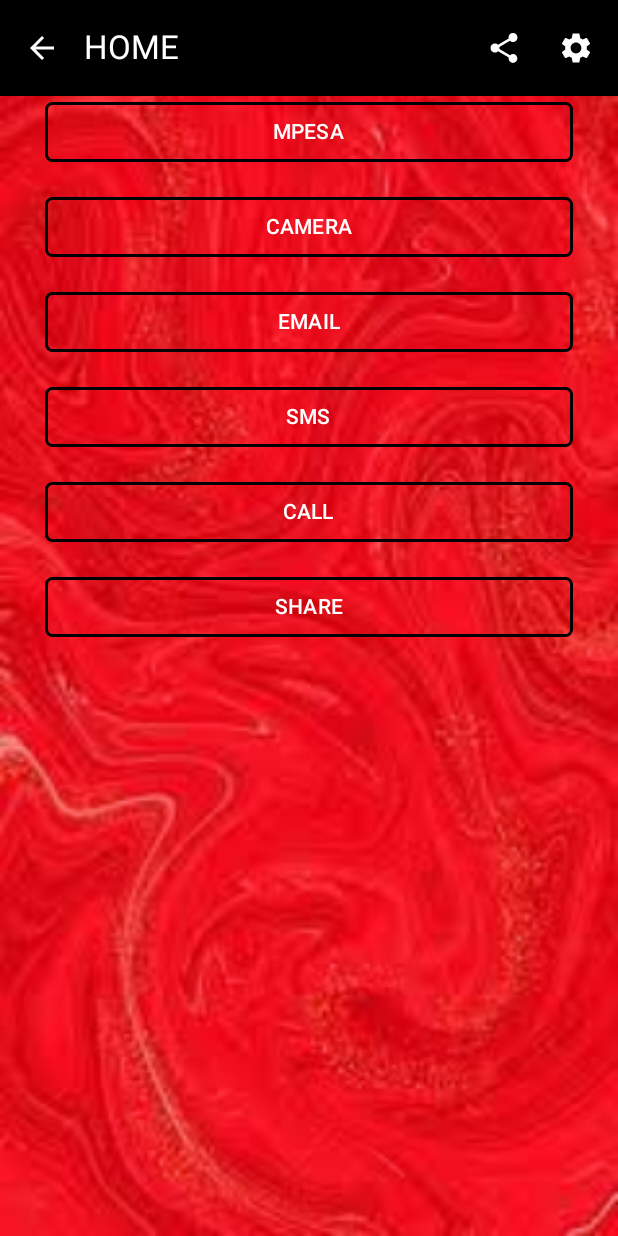
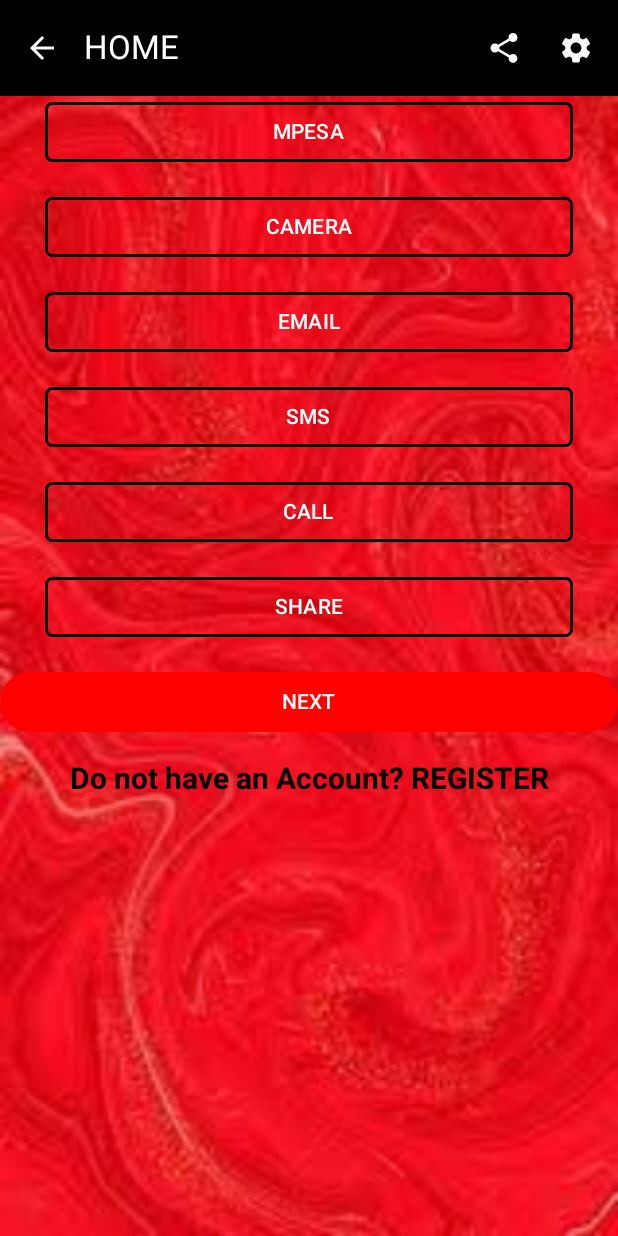
Before and after one commit to Itsdanson254/MY-APPS, an Android app built with Jetpack Compose: the IntentActivity screen opened directly, with no data from a screen before it, on a phone screen of 412 x 824 dp. Run offline under Robolectric (Android 15) with nearby library versions, the phone set to English and light mode, and no system bars.

Commit message:
initial commit

```diff
--- a/app/src/main/AndroidManifest.xml
+++ b/app/src/main/AndroidManifest.xml
@@ -12,6 +12,11 @@
         android:supportsRtl="true"
         android:theme="@style/Theme.DANSONSApplication"
         tools:targetApi="31">
+        <activity
+            android:name=".FormActivity"
+            android:exported="false"
+            android:label="@string/title_activity_form"
+            android:theme="@style/Theme.DANSONSApplication" />
         <activity
             android:name=".IntentActivity"
             android:exported="false"
--- a/app/src/main/java/com/example/dansonsapplication/IntentActivity.kt
+++ b/app/src/main/java/com/example/dansonsapplication/IntentActivity.kt
@@ -6,17 +6,21 @@ import android.provider.MediaStore
 import androidx.activity.ComponentActivity
 import androidx.activity.compose.setContent
 import androidx.compose.foundation.BorderStroke
+import androidx.compose.foundation.clickable
 import androidx.compose.foundation.layout.Column
 import androidx.compose.foundation.layout.Spacer
 import androidx.compose.foundation.layout.fillMaxSize
 import androidx.compose.foundation.layout.fillMaxWidth
 import androidx.compose.foundation.layout.height
 import androidx.compose.foundation.layout.padding
+import androidx.compose.foundation.shape.CircleShape
 import androidx.compose.foundation.shape.RoundedCornerShape
 import androidx.compose.material.icons.Icons
 import androidx.compose.material.icons.filled.ArrowBack
 import androidx.compose.material.icons.filled.Settings
 import androidx.compose.material.icons.filled.Share
+import androidx.compose.material3.Button
+import androidx.compose.material3.ButtonDefaults
 import androidx.compose.material3.ExperimentalMaterial3Api
 import androidx.compose.material3.Icon
 import androidx.compose.material3.IconButton
@@ -33,8 +37,11 @@ import androidx.compose.ui.graphics.Color
 import androidx.compose.ui.layout.ContentScale
 import androidx.compose.ui.platform.LocalContext
 import androidx.compose.ui.res.painterResource
+import androidx.compose.ui.text.font.FontWeight
+import androidx.compose.ui.text.style.TextAlign
 import androidx.compose.ui.tooling.preview.Preview
 import androidx.compose.ui.unit.dp
+import androidx.compose.ui.unit.sp
 import androidx.core.net.toUri
 import com.example.dansonsapplication.ui.theme.DANSONSApplicationTheme
 
@@ -82,7 +89,10 @@ Column(modifier = Modifier
 
         },
         actions = {
-            IconButton(onClick = { /*TODO*/ }) {
+            IconButton(onClick = {  val shareIntent=Intent(Intent.ACTION_SEND)
+                shareIntent.type="text/plain"
+                shareIntent.putExtra(Intent.EXTRA_TEXT, "Check out this is a cool content")
+                mContext.startActivity(Intent.createChooser(shareIntent, "Share")) }) {
                 Icon(
                     imageVector = Icons.Default.Share,
                     contentDescription = "Share",
@@ -138,10 +148,11 @@ OutlinedButton(
 
 
     OutlinedButton(
-        onClick = { val shareIntent = Intent(Intent.ACTION_SEND)
+        onClick = {
+            val shareIntent = Intent(Intent.ACTION_SEND)
             shareIntent.type = "text/plain"
             shareIntent.putExtra(Intent.EXTRA_EMAIL, arrayOf("dnskareko@gmail.com"))
-            shareIntent.putExtra(Intent.EXTRA_SUBJECT, "subject")
+            shareIntent.putExtra(Intent.EXTRA_SUBJECT, "APPLICATION FOR A JOB")
             shareIntent.putExtra(Intent.EXTRA_TEXT, "Hello, this is the email body")
             mContext.startActivity(shareIntent) },
         modifier = Modifier
@@ -157,7 +168,8 @@ OutlinedButton(
 
 
     OutlinedButton(
-        onClick = { val smsIntent=Intent(Intent.ACTION_SENDTO)
+        onClick = {
+            val smsIntent=Intent(Intent.ACTION_SENDTO)
             smsIntent.data="smsto:0720245837".toUri()
             smsIntent.putExtra("sms_body","Hello Glory,how was your day?")
             mContext.startActivity(smsIntent) },
@@ -203,7 +215,28 @@ OutlinedButton(
     }
 
     Spacer(modifier = Modifier.height(15.dp))
+    Button(onClick = {
+        mContext.startActivity(Intent(mContext,IntentActivity::class.java))
+    },
+        modifier = Modifier.fillMaxWidth(),
+        colors = ButtonDefaults.buttonColors(Color.Red),
+        shape = CircleShape
+    ) {
+        Text(text = "NEXT")
 
+    }
+    Spacer(modifier = Modifier.height(15.dp))
+
+    Text(
+        text = "Do not have an Account? REGISTER",
+        fontSize = 20.sp,
+        fontWeight = FontWeight.Bold,
+        modifier = Modifier
+            .fillMaxWidth()
+            .clickable {
+                mContext.startActivity(Intent(mContext,FormActivity::class.java))
+            },
+        textAlign = TextAlign.Center)
 
 }
 
--- a/app/src/main/res/values/strings.xml
+++ b/app/src/main/res/values/strings.xml
@@ -2,4 +2,5 @@
     <string name="app_name">DANSON\'S  Application</string>
     <string name="title_activity_layout">LayoutActivity</string>
     <string name="title_activity_intent">IntentActivity</string>
+    <string name="title_activity_form">FormActivity</string>
 </resources>
```
Also changed, not shown: app/src/main/java/com/example/dansonsapplication/FormActivity.kt (added, +189 -0 lines), app/src/main/res/drawable/backkkk.jpeg (added), app/src/main/res/drawable/register.png (added), app/src/main/res/drawable/register1.png (added).
